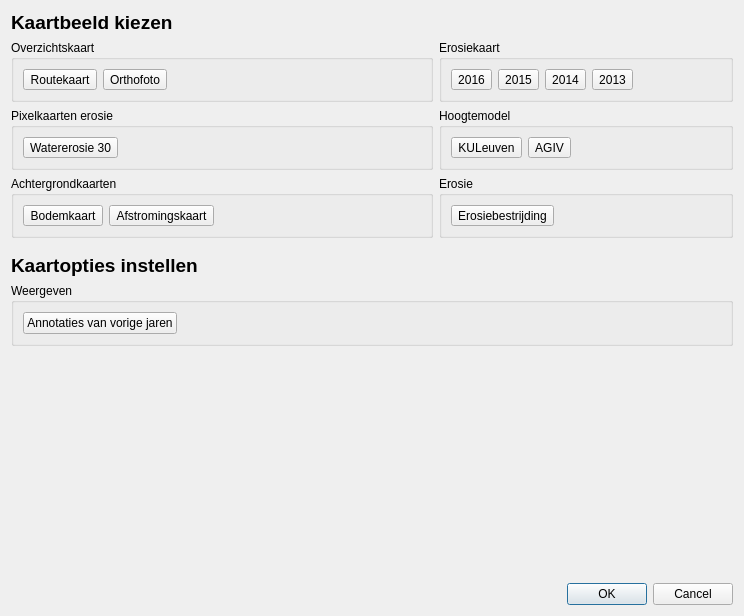
The window that ui_mapswitchdialog.ui (DOV-Vlaanderen/erosiebezwaren) describes before a commit, drawn with Qt 5.
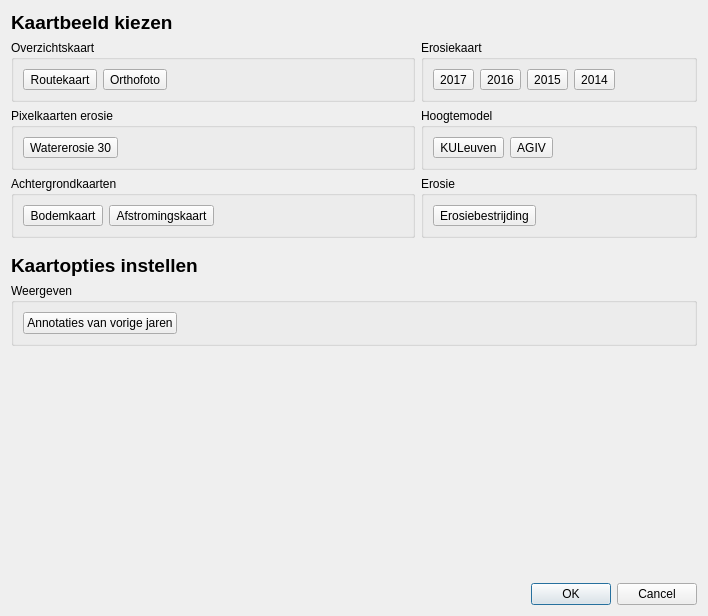
The same window after the commit. Icons and pictures are not drawn. Custom widgets are drawn as their Qt base class.

Commit message: Vervang erosiekaart 2013 door 2017 in mapswitchdialog.

Diff of the .ui file:
```diff
--- a/ui_mapswitchdialog.ui
+++ b/ui_mapswitchdialog.ui
@@ -6,7 +6,7 @@
    <rect>
     <x>0</x>
     <y>0</y>
-    <width>744</width>
+    <width>708</width>
     <height>616</height>
    </rect>
   </property>
@@ -107,6 +107,26 @@
         <bool>true</bool>
        </property>
        <layout class="QHBoxLayout" name="horizontalLayout_3">
+        <item>
+         <widget class="QToolButton" name="btn_erosie2017">
+          <property name="text">
+           <string>2017</string>
+          </property>
+          <property name="icon">
+           <iconset resource="resources.qrc">
+            <normaloff>:/icons/icons/map.png</normaloff>:/icons/icons/map.png</iconset>
+          </property>
+          <property name="iconSize">
+           <size>
+            <width>64</width>
+            <height>64</height>
+           </size>
+          </property>
+          <property name="toolButtonStyle">
+           <enum>Qt::ToolButtonTextUnderIcon</enum>
+          </property>
+         </widget>
+        </item>
         <item>
          <widget class="QToolButton" name="btn_erosie2016">
           <property name="text">
@@ -167,26 +187,6 @@
           </property>
          </widget>
         </item>
-        <item>
-         <widget class="QToolButton" name="btn_erosie2013">
-          <property name="text">
-           <string>2013</string>
-          </property>
-          <property name="icon">
-           <iconset resource="resources.qrc">
-            <normaloff>:/icons/icons/map.png</normaloff>:/icons/icons/map.png</iconset>
-          </property>
-          <property name="iconSize">
-           <size>
-            <width>64</width>
-            <height>64</height>
-           </size>
-          </property>
-          <property name="toolButtonStyle">
-           <enum>Qt::ToolButtonTextUnderIcon</enum>
-          </property>
-         </widget>
-        </item>
         <item>
          <spacer name="horizontalSpacer_3">
           <property name="orientation">
```
The commit also changes 1 other file.
